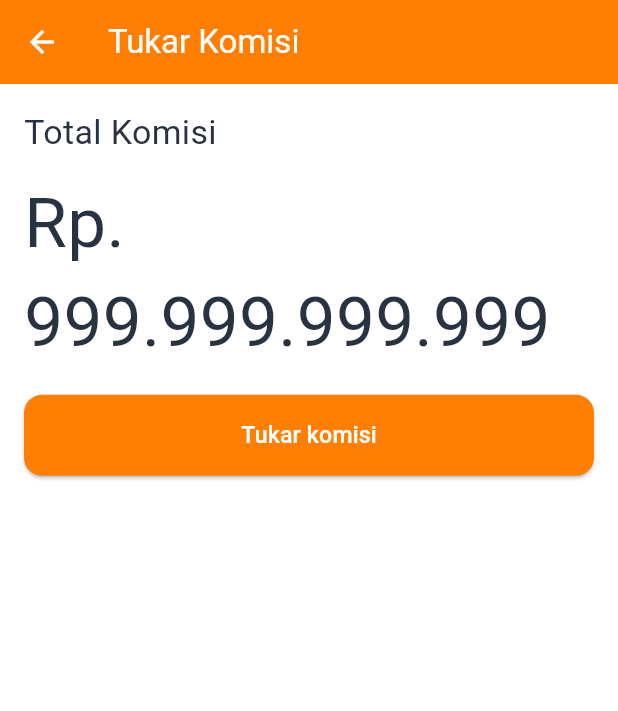
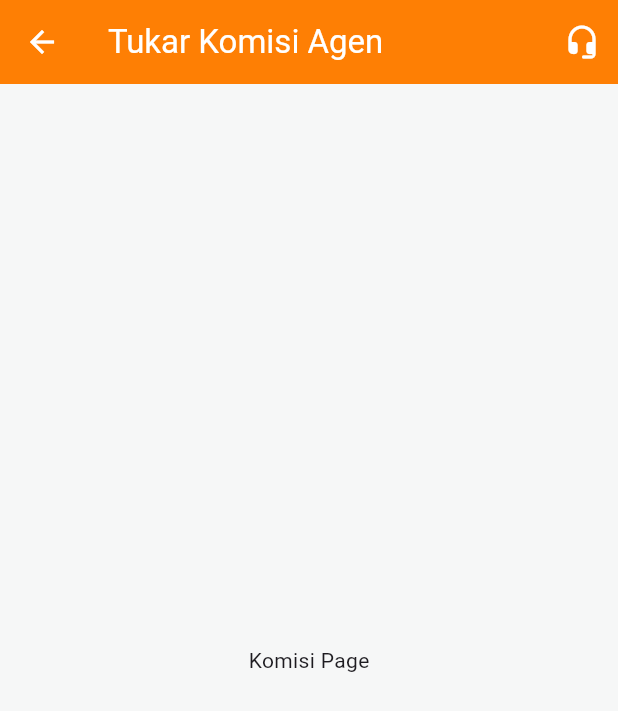
Before and after one commit to lalu-glitch/mobile-xml, a Flutter app: the KomisiPage screen opened directly, on a phone screen of 412 x 824 dp. Shown: the top 711 px of the screen. Run offline on Flutter 3.47's test engine with Material 3 defaults, Android fonts, the phone set to English and light mode, and no system bars; our stand-ins replace app_links, bloc, cached_network_image, dio, flutter_bloc, flutter_dotenv and 11 more; missing offline and left inert: android_id; accounts and stored records are empty; Roboto replaces fonts that are missing (Gabarito).

Commit message:
add point and komisi page

```diff
--- a/lib/core/routes/app_route.dart
+++ b/lib/core/routes/app_route.dart
@@ -7,9 +7,10 @@ import '../../main_page.dart';
 import '../../views/auth/pages/SK_page.dart';
 import '../../views/input_nomor/input_nomer_awal.dart';
 import '../../views/input_nomor/input_nomer_mid.dart';
-import '../../views/poin_dan_komisi/pages/komisi_pages.dart';
+import '../../views/poin_dan_komisi/pages/komisi_page.dart';
 import '../../views/multi_sub_kategori_page.dart';
 import '../../views/onboarding/onboarding_screen.dart';
+import '../../views/poin_dan_komisi/pages/poin_page.dart';
 import '../../views/settings/pages/detail_akun_page.dart';
 import '../../views/speedcash/pages/speedcash_depo_detail.dart';
 import '../../views/speedcash/pages/speedcash_depo_tiket.dart';
@@ -54,6 +55,7 @@ final Map<String, WidgetBuilder> appRoutes = {
   '/riwayatTransaksi': (context) => authGuardWrapper(RiwayatTransaksiPage()),
   '/struk': (context) => authGuardWrapper(StrukPage(transaksi: null)),
   '/komisiPage': (context) => authGuardWrapper(KomisiPage()),
+  '/poinPage': (context) => authGuardWrapper(PoinPage()),
   '/detailRiwayatTransaksi': (context) => authGuardWrapper(DetailRiwayatPage()),
   '/inputNomorTujuan': (context) => authGuardWrapper(InputNomorTujuanAkhir()),
   '/inputNomorFirst': (context) => authGuardWrapper(InputNomorPage()),
--- a/lib/core/utils/bottom_sheet.dart
+++ b/lib/core/utils/bottom_sheet.dart
@@ -13,6 +13,7 @@ Future<void> _launchUrl(String url) async {
 void showCSBottomSheet(BuildContext context, String title) {
   showModalBottomSheet(
     context: context,
+    backgroundColor: kNeutral20,
     shape: const RoundedRectangleBorder(
       borderRadius: BorderRadius.vertical(top: Radius.circular(20)),
     ),
@@ -30,6 +31,7 @@ void showCSBottomSheet(BuildContext context, String title) {
 
             // CS WA
             Card(
+              color: kWhite,
               shape: RoundedRectangleBorder(
                 borderRadius: BorderRadius.circular(16),
               ),
@@ -53,6 +55,7 @@ void showCSBottomSheet(BuildContext context, String title) {
 
             // CS Telegram
             Card(
+              color: kWhite,
               shape: RoundedRectangleBorder(
                 borderRadius: BorderRadius.circular(16),
               ),
--- a/lib/views/auth/pages/otp_page.dart
+++ b/lib/views/auth/pages/otp_page.dart
@@ -126,7 +126,7 @@ class _KodeOTPState extends State<KodeOTP> {
                     },
                   ),
                   IconButton(
-                    icon: Icon(Icons.headset_mic, color: kOrange),
+                    icon: Icon(Icons.headset_mic_rounded, color: kOrange),
                     onPressed: () {
                       showCSBottomSheet(context, "Hubungi CS");
                     },
--- a/lib/views/home/widgets/header.dart
+++ b/lib/views/home/widgets/header.dart
@@ -75,7 +75,7 @@ class Header extends StatelessWidget {
                       showCSBottomSheet(context, "Hubungi CS");
                     },
                     customBorder: const CircleBorder(),
-                    child: Icon(Icons.headset_mic, color: kWhite),
+                    child: Icon(Icons.headset_mic_rounded, color: kWhite),
                   ),
                 ],
               ),
--- a/lib/views/home/widgets/header_saldo_card.dart
+++ b/lib/views/home/widgets/header_saldo_card.dart
@@ -67,7 +67,7 @@ class HeaderSaldo extends StatelessWidget {
                   padding: const EdgeInsets.symmetric(horizontal: 12),
                   decoration: BoxDecoration(
                     color: kOrange,
-                    borderRadius: BorderRadius.circular(8),
+                    borderRadius: BorderRadius.circular(14),
                   ),
                   child: InkWell(
                     onTap: () {},
@@ -80,7 +80,6 @@ class HeaderSaldo extends StatelessWidget {
                           color: Colors.white,
                           size: 26,
                         ),
-                        SizedBox(width: 6),
                         Text(
                           'QRIS Member',
                           style: TextStyle(
@@ -117,7 +116,7 @@ class _ActionItem extends StatelessWidget {
           padding: const EdgeInsets.all(4),
           decoration: BoxDecoration(
             color: kOrange,
-            borderRadius: BorderRadius.circular(4),
+            borderRadius: BorderRadius.circular(8),
           ),
           child: Icon(icon, color: Colors.white, size: 24),
         ),
--- a/lib/views/home/widgets/saldo_card.dart
+++ b/lib/views/home/widgets/saldo_card.dart
@@ -17,7 +17,9 @@ class SaldoCard extends StatelessWidget {
       builder: (context, constraints) {
         return Card(
           elevation: 20,
-          shape: RoundedRectangleBorder(borderRadius: BorderRadius.circular(8)),
+          shape: RoundedRectangleBorder(
+            borderRadius: BorderRadius.circular(24),
+          ),
           color: kWhite,
           child: Padding(
             padding: const EdgeInsets.symmetric(horizontal: 16, vertical: 16),
--- /dev/null
+++ b/lib/views/poin_dan_komisi/pages/komisi_page.dart
@@ -0,0 +1,27 @@
+import 'package:flutter/material.dart';
+
+import '../../../core/helper/constant_finals.dart';
+import '../../../core/utils/bottom_sheet.dart';
+
+class KomisiPage extends StatelessWidget {
+  const KomisiPage({super.key});
+
+  @override
+  Widget build(BuildContext context) {
+    return Scaffold(
+      backgroundColor: kNeutral20,
+      appBar: AppBar(
+        backgroundColor: kOrange,
+        title: Text('Tukar Komisi Agen', style: TextStyle(color: kWhite)),
+        iconTheme: const IconThemeData(color: kWhite),
+        actions: [
+          IconButton(
+            onPressed: () => showCSBottomSheet(context, "Hubungi CS"),
+            icon: Icon(Icons.headset_mic_rounded, color: kWhite),
+          ),
+        ],
+      ),
+      body: Center(child: Text('Komisi Page')),
+    );
+  }
+}
--- a/lib/views/poin_dan_komisi/pages/komisi_pages.dart
+++ /dev/null
@@ -1,56 +0,0 @@
-import 'package:flutter/material.dart';
-
-import '../../../core/helper/constant_finals.dart';
-
-class KomisiPage extends StatelessWidget {
-  const KomisiPage({super.key});
-
-  @override
-  Widget build(BuildContext context) {
-    return Scaffold(
-      backgroundColor: kWhite,
-      appBar: AppBar(
-        backgroundColor: kOrange,
-        title: Text('Tukar Komisi', style: TextStyle(color: kWhite)),
-        iconTheme: const IconThemeData(color: kWhite),
-      ),
-      body: Padding(
-        padding: const EdgeInsets.all(16),
-        child: Column(
-          crossAxisAlignment: CrossAxisAlignment.start,
-          children: [
-            Text(
-              'Total Komisi',
-              style: TextStyle(color: kNeutral100, fontSize: Screen.kSize24),
-            ),
-            SizedBox(height: Screen.kSize12),
-            Text(
-              'Rp. 999.999.999.999',
-              style: TextStyle(color: kNeutral100, fontSize: Screen.kSize48),
-            ),
-            SizedBox(height: Screen.kSize16),
-            SizedBox(
-              width: double.infinity,
-              child: ElevatedButton(
-                onPressed: () {
-                  Navigator.of(context).pop();
-                },
-                style: ElevatedButton.styleFrom(
-                  backgroundColor: kOrange,
-                  shape: RoundedRectangleBorder(
-                    borderRadius: BorderRadius.circular(12),
-                  ),
-                  padding: const EdgeInsets.symmetric(vertical: 16),
-                ),
-                child: Text(
-                  'Tukar komisi',
-                  style: TextStyle(color: kWhite, fontSize: Screen.kSize16),
-                ),
-              ),
-            ),
-          ],
-        ),
-      ),
-    );
-  }
-}
--- a/pubspec.yaml
+++ b/pubspec.yaml
@@ -27,6 +27,7 @@ dependencies:
   geolocator: ^14.0.2
   google_fonts: ^6.3.1
   intl: ^0.19.0
+  liquid_glass_renderer: ^0.1.1-dev.11
   logger: ^2.6.1
   permission_handler: ^12.0.1
   printing: ^5.12.0
```
Also changed, not shown: lib/views/home/widgets/layanan_section.dart (+15 -33 lines), lib/views/home/widgets/poin_komisi.dart (+9 -4 lines), lib/views/home/widgets/promo_section.dart (+2 -10 lines), lib/views/poin_dan_komisi/pages/poin_page.dart (added, +27 -0 lines), pubspec.lock.
